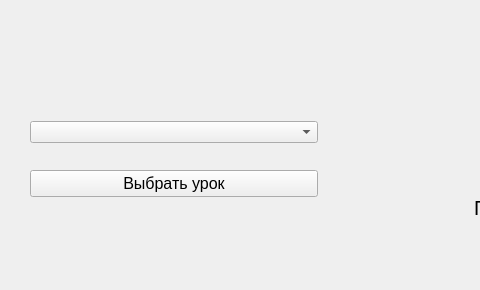
This is Forms/MainWindow.ui in killman2859/FirstQTProject as Qt 5 draws it before an edit; both pictures show x 0 to 480 and y 0 to 290 of the 796 by 290 pixel window. The edited form follows.
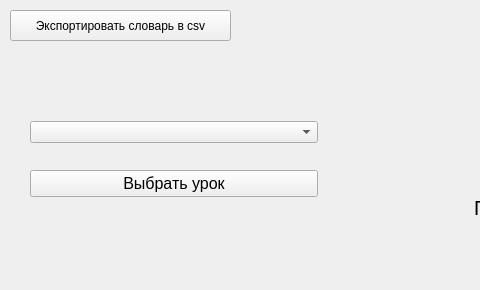
This is the edited form.

What changed in the file:
```diff
--- a/Forms/MainWindow.ui
+++ b/Forms/MainWindow.ui
@@ -238,6 +238,19 @@
      </layout>
     </widget>
    </widget>
+   <widget class="QPushButton" name="exportWords">
+    <property name="geometry">
+     <rect>
+      <x>10</x>
+      <y>10</y>
+      <width>221</width>
+      <height>31</height>
+     </rect>
+    </property>
+    <property name="text">
+     <string>Экспортировать словарь в csv</string>
+    </property>
+   </widget>
   </widget>
   <widget class="QStatusBar" name="statusbar"/>
  </widget>
```
Left out of the diff: 2 changed lines with no effect on the pictures.
